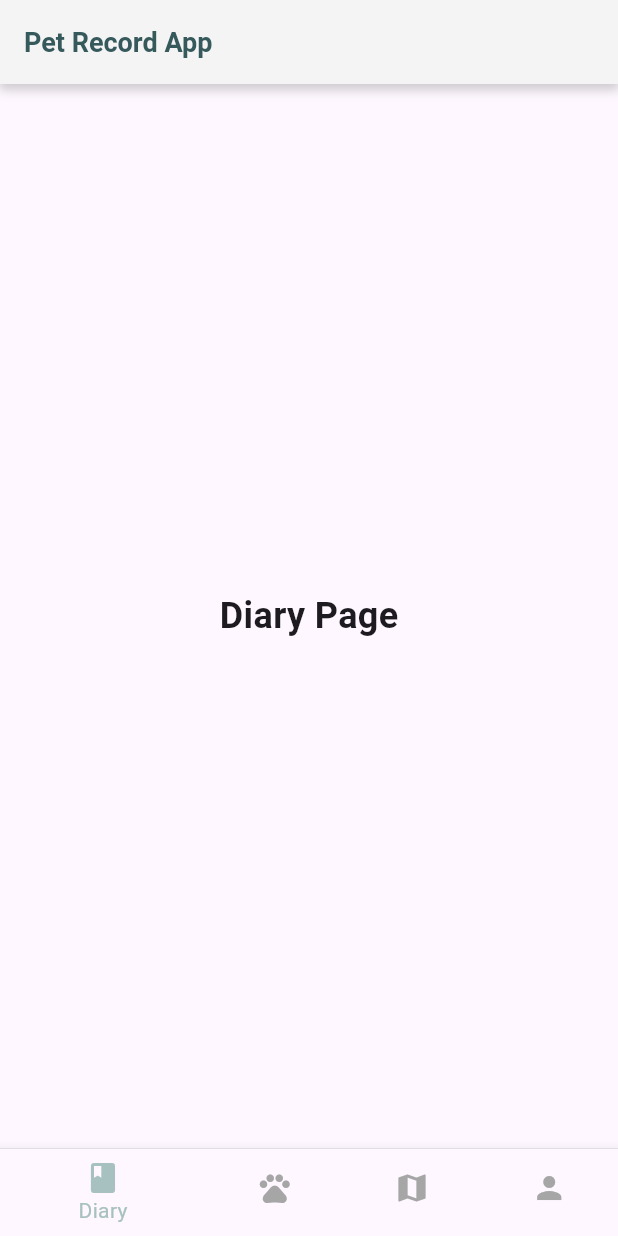
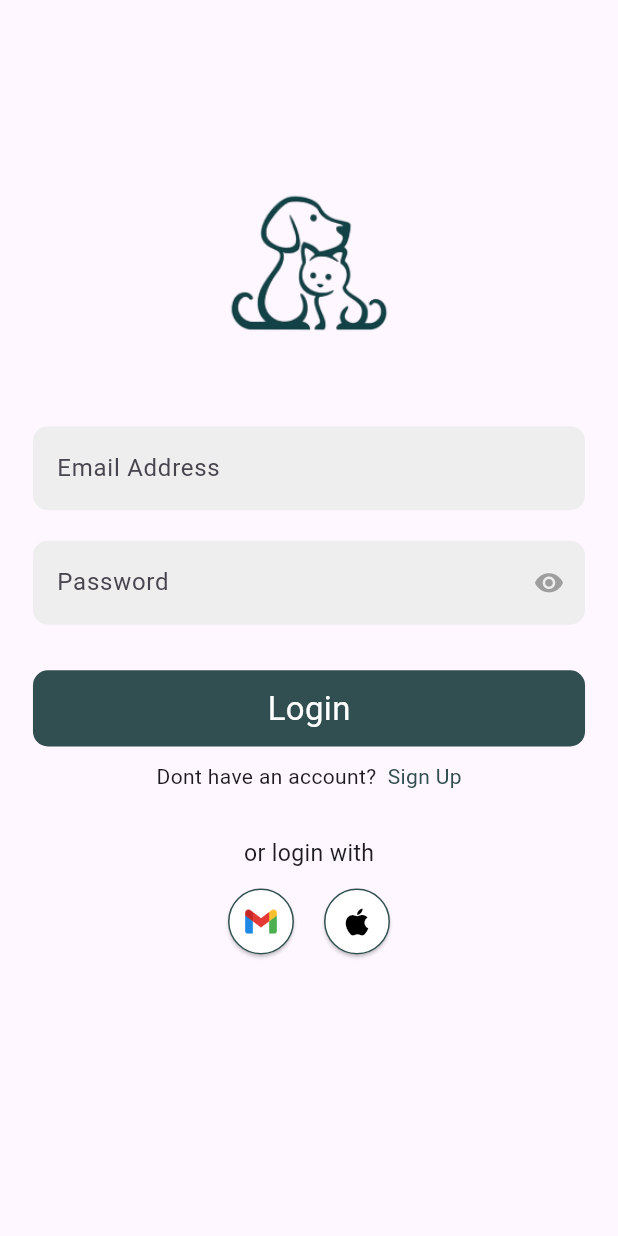
Before and after one commit to wei0328/PetCare_Record, a Flutter app: the screen it shows after launch, on a phone screen of 412 x 824 dp. Run offline on Flutter 3.47's test engine with Material 3 defaults, Android fonts, the phone set to English and light mode, and no system bars; our stand-ins replace cloud_firestore, firebase_auth, firebase_core, flutter_screenutil, get; accounts and stored records are empty.

Commit message:
added email login functionality

```diff
--- a/petcare_record/lib/globalclass/color.dart
+++ b/petcare_record/lib/globalclass/color.dart
@@ -4,7 +4,7 @@ class PetRecordColor {
   static const white = Color(0xffFFFFFF);
   static const black = Color(0xff1C1B1B);
   static const transparent = Colors.transparent;
-  static const theme = Color.fromARGB(255, 54, 89, 91);
+  static const theme = Color.fromRGBO(49, 79, 81, 1);
   static const primary = Color(0xFFA7C1C1);
   static const secondary = Color(0xFFD5EEEF);
   static const info = Color(0xFFF4F4F4);
--- a/petcare_record/lib/main.dart
+++ b/petcare_record/lib/main.dart
@@ -1,23 +1,35 @@
 import 'package:flutter/material.dart';
+import 'package:flutter_screenutil/flutter_screenutil.dart';
 import 'package:petcare_record/globalclass/color.dart';
+import 'package:petcare_record/pages/login.dart';
 import 'package:petcare_record/pages/diary_page.dart';
 import 'package:petcare_record/pages/profile_page.dart';
 import 'package:petcare_record/pages/my_pets_page.dart';
 import 'package:petcare_record/pages/map_page.dart';
 import 'package:petcare_record/dashboard/bottom_navigation_bar.dart';
 import 'package:get/get.dart';
+import 'package:firebase_core/firebase_core.dart';
+import 'firebase_options.dart';
 
-void main() {
+Future<void> main() async {
+  WidgetsFlutterBinding.ensureInitialized();
+  await Firebase.initializeApp(
+    options: DefaultFirebaseOptions.currentPlatform,
+  );
   runApp(MyApp());
 }
 
 class MyApp extends StatelessWidget {
   @override
   Widget build(BuildContext context) {
-    return GetMaterialApp(
-      debugShowCheckedModeBanner: false,
-      title: 'Pet Record App',
-      home: MyHomePage(),
+    return ScreenUtilInit(
+      designSize: Size(375, 812),
+      builder: (context, child) {
+        return GetMaterialApp(
+          debugShowCheckedModeBanner: false,
+          home: Login(),
+        );
+      },
     );
   }
 }
--- /dev/null
+++ b/petcare_record/lib/models/auth.dart
@@ -0,0 +1,48 @@
+import 'package:firebase_auth/firebase_auth.dart';
+import 'package:flutter/material.dart';
+import 'package:get/get.dart';
+import 'package:petcare_record/main.dart';
+
+class AuthController extends GetxController {
+  final TextEditingController firstNameController = TextEditingController();
+  final TextEditingController lastNameController = TextEditingController();
+  final TextEditingController emailController = TextEditingController();
+  final TextEditingController phoneController = TextEditingController();
+  final TextEditingController passwordController = TextEditingController();
+  final TextEditingController otpController = TextEditingController();
+
+  var isLoading = false.obs;
+
+  login(BuildContext context) async {
+    isLoading.value = true;
+
+    try {
+      final response = await FirebaseAuth.instance.signInWithEmailAndPassword(
+        email: emailController.text.trim(),
+        password: passwordController.text.trim(),
+      );
+
+      isLoading.value = false;
+
+      if (response.user != null) {
+        Get.offAll(() => MyHomePage());
+      }
+    } catch (e) {
+      isLoading.value = false;
+      Get.snackbar(
+        'Error',
+        e.toString(),
+        snackPosition: SnackPosition.BOTTOM,
+      );
+    }
+  }
+
+  void clearControllers() {
+    firstNameController.clear();
+    lastNameController.clear();
+    emailController.clear();
+    phoneController.clear();
+    passwordController.clear();
+    otpController.clear();
+  }
+}
--- /dev/null
+++ b/petcare_record/lib/models/auth_controller.dart
@@ -0,0 +1,157 @@
+import 'package:firebase_auth/firebase_auth.dart';
+import 'package:flutter/material.dart';
+import 'package:get/get.dart';
+// import 'package:pet_care/petcare/petcare_constants/app_config.dart';
+// import 'package:pet_care/petcare/petcare_constants/snack_bars.dart';
+// import 'package:pet_care/petcare/petcare_dashboard/petcare_dashboard.dart';
+// import 'package:pet_care/petcare/petcare_database/auth.dart';
+// import 'package:pet_care/petcare/petcare_pages/petcare_authentication/otp_screen.dart';
+import 'package:firebase_auth/firebase_auth.dart';
+import 'package:cloud_firestore/cloud_firestore.dart';
+
+class AuthController extends GetxController {
+  final TextEditingController firstNameController = TextEditingController();
+  final TextEditingController lastNameController = TextEditingController();
+  final TextEditingController emailController = TextEditingController();
+  final TextEditingController phoneController = TextEditingController();
+  final TextEditingController passwordController = TextEditingController();
+  final TextEditingController otpController = TextEditingController();
+
+  var isLoading = false.obs;
+
+  signUp(BuildContext context) async {
+    isLoading.value = true;
+    try {
+      final response =
+          await FirebaseAuth.instance.createUserWithEmailAndPassword(
+        email: emailController.text.trim(),
+        password: passwordController.text.trim(),
+      );
+
+      isLoading.value = false;
+
+      if (response.user != null) {
+        await FirebaseFirestore.instance.collection('users').add({
+          'id': response.user!.uid,
+          'firstName': firstNameController.text,
+          'lastName': lastNameController.text,
+          'email': emailController.text,
+          'phoneNumber': phoneController.text,
+          'address': ''
+        });
+
+        // setUserInformation(
+        //     firstNameController.text,
+        //     lastNameController.text,
+        //     emailController.text,
+        //     passwordController.text,
+        //     phoneController.text);
+
+        Navigator.push(context, MaterialPageRoute(
+          builder: (context) {
+            return PetCareDashboard("0");
+          },
+        ));
+
+
+  }
+
+  login(BuildContext context) async {
+    isLoading.value = true;
+
+    try {
+      final response = await FirebaseAuth.instance.signInWithEmailAndPassword(
+        email: emailController.text.trim(),
+        password: passwordController.text.trim(),
+      );
+
+      isLoading.value = false;
+
+      if (response.user != null) {
+        Navigator.push(context, MaterialPageRoute(
+          builder: (context) {
+            return PetCareDashboard("0");
+          },
+        ));
+
+
+  }
+
+  verifyOTP(BuildContext context) async {
+    isLoading.value = true;
+
+    var response = await AuthenticationApi().postRequest(
+      context,
+      url: AppConfig.validate_otp,
+      body: {
+        'email': emailController.text,
+        'code': otpController.text,
+      },
+    );
+    isLoading.value = false;
+
+    if (response != null) {
+      Navigator.push(context, MaterialPageRoute(
+        builder: (context) {
+          return PetCareDashboard("0");
+        },
+      ));
+
+
+      clearControllers();
+    }
+  }
+
+  resendOTP(BuildContext context) async {
+    isLoading.value = true;
+    var response = await AuthenticationApi().postRequest(
+      context,
+      url: AppConfig.resend_otp,
+      body: {"email": emailController.text},
+    );
+
+    isLoading.value = false;
+
+    if (response != null) {
+      customInfoSnackBar(
+          context, 'OTP has been resent, please check your email.');
+    }
+  }
+
+  void clearControllers() {
+    firstNameController.clear();
+    lastNameController.clear();
+    emailController.clear();
+    phoneController.clear();
+    passwordController.clear();
+  }
+
+  //new
+  UserData? userData;
+
+  void setUserInformation(String firstName, String lastName, String email,
+      String password, String phoneNumber) {
+    userData = UserData(
+        firstName: firstName,
+        lastName: lastName,
+        email: email,
+        password: password,
+        phoneNumber: phoneNumber);
+  }
+}
+
+//new
+class UserData {
+  final String firstName;
+  final String lastName;
+  final String email;
+  final String password;
+  final String phoneNumber;
+
+  UserData(
+      {required this.firstName,
+      required this.lastName,
+      required this.email,
+      required this.password,
+      required this.phoneNumber});
+}
--- /dev/null
+++ b/petcare_record/lib/pages/login.dart
@@ -0,0 +1,174 @@
+import 'package:flutter/material.dart';
+import 'package:flutter_screenutil/flutter_screenutil.dart';
+import 'package:get/get.dart';
+import 'package:petcare_record/globalclass/color.dart';
+import 'package:petcare_record/models/auth.dart';
+
+class Login extends StatefulWidget {
+  const Login({super.key});
+
+  @override
+  State<Login> createState() => _LoginState();
+}
+
+class _LoginState extends State<Login> {
+  bool _obscureText = true;
+  final TextEditingController _emailController = TextEditingController();
+  final TextEditingController _passwordController = TextEditingController();
+  final AuthController _authController = Get.put(AuthController());
+
+  void _togglePasswordStatus() {
+    setState(() {
+      _obscureText = !_obscureText;
+    });
+  }
+
+  @override
+  Widget build(BuildContext context) {
+    return Scaffold(
+      body: Padding(
+        padding: EdgeInsets.symmetric(horizontal: 20.w, vertical: 0.h),
+        child: Column(
+          mainAxisAlignment: MainAxisAlignment.start,
+          children: [
+            SizedBox(height: 80.h),
+            Center(
+              child: Image.asset(
+                'assets/logo/logo-notext.png',
+                height: 200.h,
+              ),
+            ),
+            TextField(
+              controller: _emailController,
+              cursorColor: Colors.grey,
+              decoration: InputDecoration(
+                hintText: 'Email Address',
+                filled: true,
+                fillColor: Colors.grey[200],
+                // prefixIcon: Padding(
+                //   padding: const EdgeInsets.all(15),
+                //   child: SvgPicture.asset(
+                //       'assets/icons/mail.svg'), // Replace with your icon asset path
+                // ),
+                border: OutlineInputBorder(
+                  borderRadius: BorderRadius.circular(10),
+                  borderSide: BorderSide.none,
+                ),
+              ),
+            ),
+            SizedBox(height: 20.h),
+            TextField(
+              controller: _passwordController,
+              obscureText: _obscureText,
+              cursorColor: Colors.grey,
+              decoration: InputDecoration(
+                hintText: 'Password',
+                filled: true,
+                fillColor: Colors.grey[200],
+                suffixIcon: IconButton(
+                  icon: Icon(
+                    _obscureText ? Icons.visibility : Icons.visibility_off,
+                    size: 20.h,
+                  ),
+                  onPressed: _togglePasswordStatus,
+                  color: Colors.grey,
+                ),
+                border: OutlineInputBorder(
+                  borderRadius: BorderRadius.circular(10),
+                  borderSide: BorderSide.none,
+                ),
+              ),
+            ),
+            SizedBox(height: 30.h),
+            InkWell(
+              onTap: () {
+                _authController.emailController.text = _emailController.text;
+                _authController.passwordController.text =
+                    _passwordController.text;
+                _authController.login(context);
+              },
+              child: Container(
+                height: 50.h,
+                width: double.infinity,
+                decoration: BoxDecoration(
+                  borderRadius: BorderRadius.circular(10),
+                  color: PetRecordColor.theme,
+                ),
+                child: Center(
+                  child: Text(
+                    'Login',
+                    style: TextStyle(fontSize: 20.sp, color: Colors.white),
+                  ),
+                ),
+              ),
+            ),
+            SizedBox(height: 10.h),
+            Row(
+              mainAxisAlignment: MainAxisAlignment.center,
+              children: [
+                Text(
+                  "Dont have an account?  ",
+                  style: TextStyle(fontSize: 14),
+                ),
+                InkWell(
+                  splashColor: PetRecordColor.transparent,
+                  highlightColor: PetRecordColor.transparent,
+                  onTap: () {
+                    // Navigator.push(context, MaterialPageRoute(
+                    //   builder: (context) {
+                    //     //return const PetCareSignUp();
+                    //   },
+                    // ));
+                  },
+                  child: Text(
+                    "Sign Up",
+                    style: TextStyle(fontSize: 14, color: PetRecordColor.theme),
+                  ),
+                ),
+              ],
+            ),
+            SizedBox(height: 30.h),
+            Text('or login with', style: TextStyle(fontSize: 14.sp)),
+            SizedBox(height: 10.h),
+            Row(
+              mainAxisAlignment: MainAxisAlignment.center,
+              children: [
+                ElevatedButton(
+                  onPressed: () {
+                    //
+                  },
+                  style: ElevatedButton.styleFrom(
+                    backgroundColor: PetRecordColor.white,
+                    padding: EdgeInsets.all(10),
+                    shape: CircleBorder(
+                      side: BorderSide(color: PetRecordColor.theme),
+                    ),
+                  ),
+                  child: Image.asset(
+                    'assets/icon/gmail.png',
+                    height: 24,
+                    width: 24,
+                  ),
+                ),
+                ElevatedButton(
+                  onPressed: () {
+                    // Implement your onPressed logic here
+                  },
+                  style: ElevatedButton.styleFrom(
+                    foregroundColor: Colors.black,
+                    backgroundColor: PetRecordColor.white,
+                    padding: EdgeInsets.all(10),
+                    shape: CircleBorder(
+                      side: BorderSide(color: PetRecordColor.theme),
+                    ),
+                  ),
+                  child: Icon(Icons.apple, size: 24, color: Colors.black),
+                ),
+              ],
+            ),
+          ],
+        ),
+      ),
+    );
+  }
+}
```
Also changed, not shown: petcare_record/pubspec.yaml (+10 -5 lines), petcare_record/assets/icon/gmail.png (added), petcare_record/assets/logo/logo-notext.png (added), petcare_record/assets/logo/logo.png (added), petcare_record/lib/firebase_options.dart (added), petcare_record/pubspec.lock, 19 other files.
